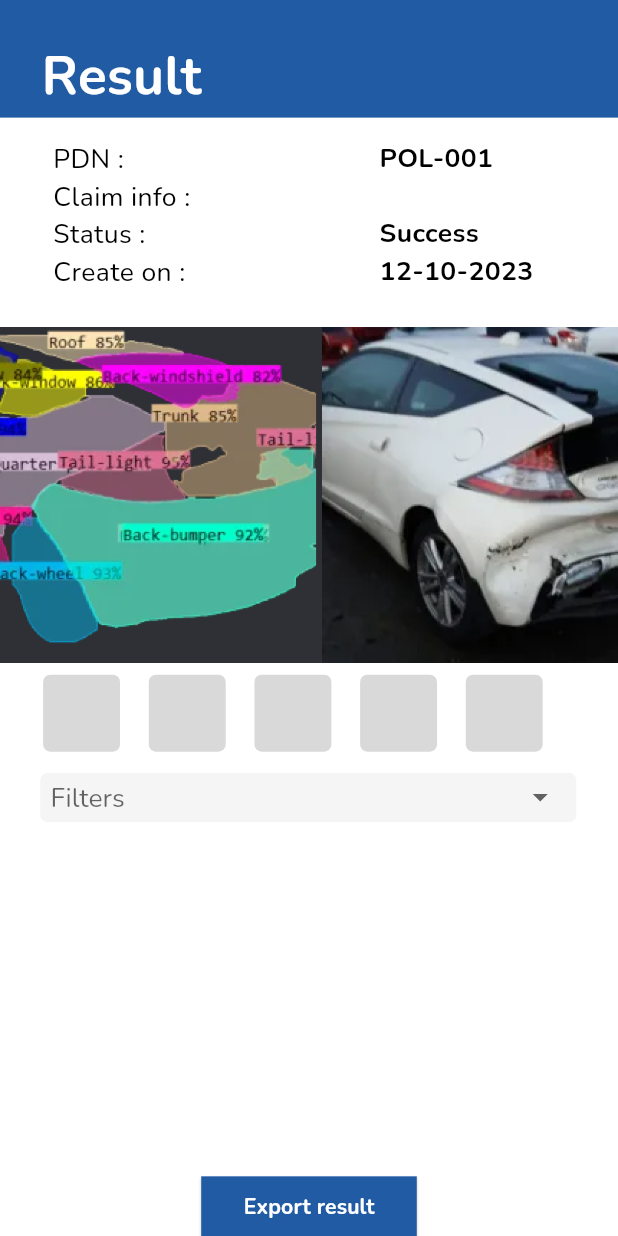
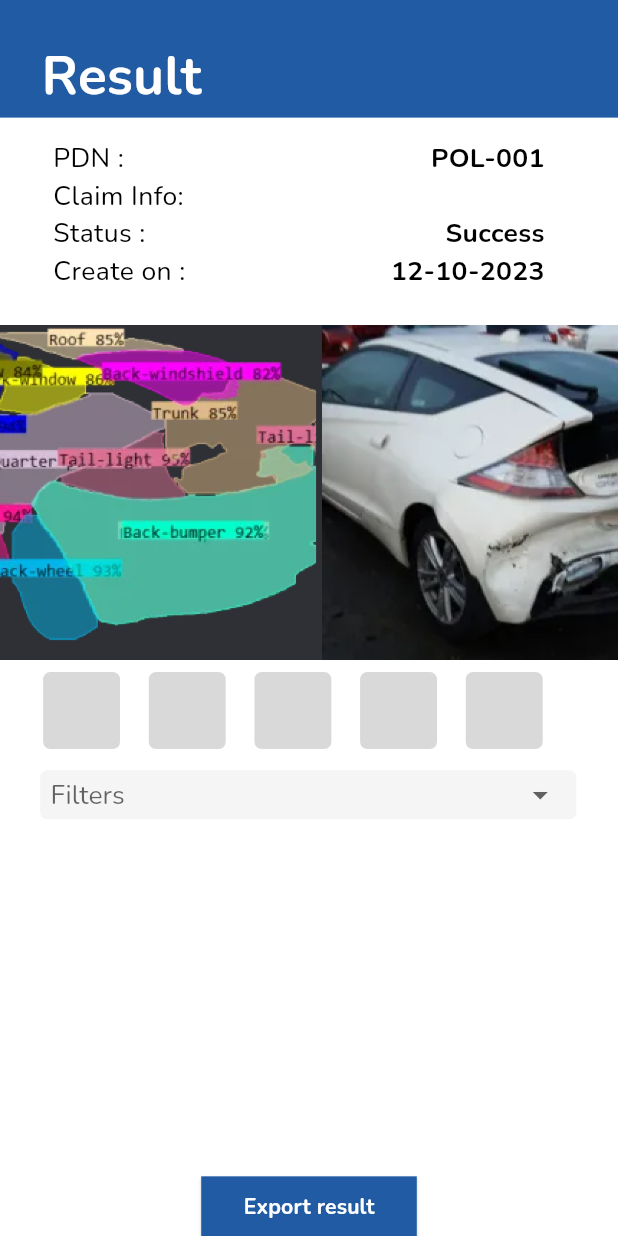
Before and after one commit to Narutchai01/kmutt-research, a Flutter app: the Data2UpdatePage screen opened by its route, on a phone screen of 412 x 824 dp. Run offline on Flutter 3.47's test engine with Material 3 defaults, Android fonts, the light colour scheme and no system bars; our stand-ins replace cached_network_image, camera, flutter_svg, gallery_saver, image_picker.

Commit message:
fixed unlogic page cases

```diff
--- a/client/lib/presentation/data_2_update_page/data_2_update_page.dart
+++ b/client/lib/presentation/data_2_update_page/data_2_update_page.dart
@@ -24,22 +24,70 @@ class Data2UpdatePage extends StatelessWidget {
                       alignment: Alignment.centerLeft,
                       child: Padding(
                           padding: EdgeInsets.only(left: 37.h, right: 51.h),
-                          child: Row(children: [
-                            SizedBox(
-                                width: 100.h,
-                                child: Text(
-                                    "PDN :\nClaim info :\nStatus : \nCreate on : ",
-                                    maxLines: 4,
-                                    overflow: TextOverflow.ellipsis,
-                                    style: theme.textTheme.titleLarge)),
-                            Container(
-                                width: 113.h,
-                                margin:
-                                    EdgeInsets.only(left: 127.h, bottom: 2.v),
-                                child: Text("POL-001\n\nSuccess\n12-10-2023",
-                                    maxLines: 4,
-                                    overflow: TextOverflow.ellipsis,
-                                    style: CustomTextStyles.titleLargeBold))
+                          child: Column(
+                              mainAxisSize: MainAxisSize.min,
+                              mainAxisAlignment:MainAxisAlignment.center,
+                                children: [
+                                Row(
+                                    mainAxisAlignment: MainAxisAlignment.spaceBetween,
+                                    children: [
+                                    Text(
+                                      "PDN :",
+                                       style: theme.textTheme.titleLarge,
+                                       textAlign: TextAlign.left,
+                                       ),
+                                    Text(
+                                      "POL-001",
+                                      style: CustomTextStyles.titleLargeBold,
+                                      textAlign: TextAlign.right,
+                                        ),
+                                    ],
+                                ),
+                                 Row(
+                                    mainAxisAlignment: MainAxisAlignment.spaceBetween,
+                                    children: [
+                                    Text(
+                                      "Claim Info:",
+                                       style: theme.textTheme.titleLarge,
+                                       textAlign: TextAlign.left,
+                                       ),
+                                    Text(
+                                      "",
+                                      style: CustomTextStyles.titleLargeBold,
+                                      textAlign: TextAlign.right,
+                                        ),
+                                    ],
+                                ),
+                                 Row(
+                                    mainAxisAlignment: MainAxisAlignment.spaceBetween,
+                                    children: [
+                                    Text(
+                                      "Status :",
+                                       style: theme.textTheme.titleLarge,
+                                       textAlign: TextAlign.left,
+                                       ),
+                                    Text(
+                                      "Success",
+                                      style: CustomTextStyles.titleLargeBold,
+                                      textAlign: TextAlign.right,
+                                        ),
+                                    ],
+                                ),
+                                 Row(
+                                    mainAxisAlignment: MainAxisAlignment.spaceBetween,
+                                    children: [
+                                    Text(
+                                      "Create on :",
+                                       style: theme.textTheme.titleLarge,
+                                       textAlign: TextAlign.left,
+                                       ),
+                                    Text(
+                                      "12-10-2023",
+                                      style: CustomTextStyles.titleLargeBold,
+                                      textAlign: TextAlign.right,
+                                        ),
+                                    ],
+                                ),
                           ]))),
                   SizedBox(height: 26.v),
                   CustomImageView(
```
